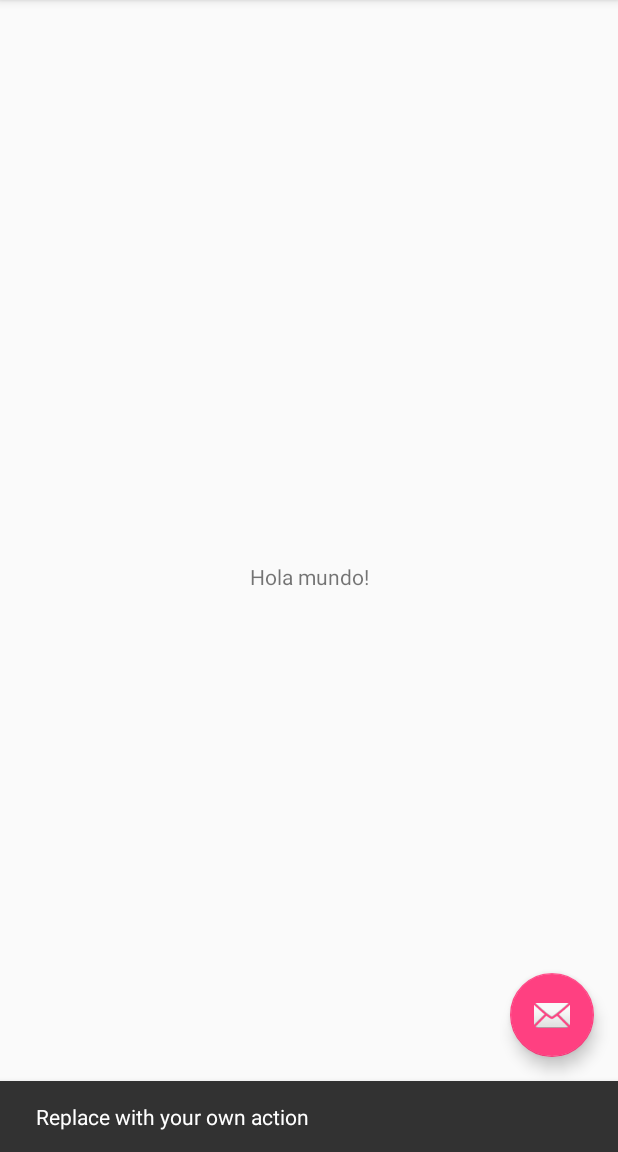
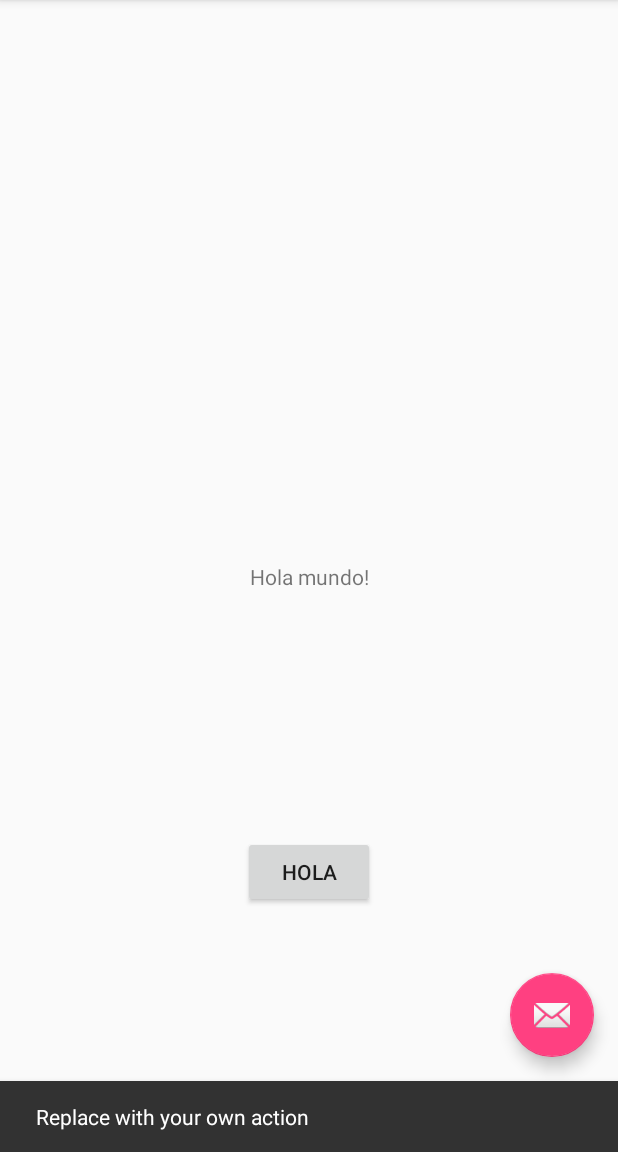
Before and after one commit to dyarza88/TareaVersionesDYF, an Android app: the screen it shows after launch (MainActivity), after a tap on an icon or button, on a phone screen of 412 x 824 dp, the part 84-1236 px from its top. Run offline under Robolectric (Android 15) with nearby library versions, the phone set to English and light mode, and no system bars.

Commit message:
Añado boton Hola

```diff
--- a/app/src/main/res/layout/content_main.xml
+++ b/app/src/main/res/layout/content_main.xml
@@ -9,6 +9,7 @@
     tools:showIn="@layout/activity_main">
 
     <TextView
+        android:id="@+id/content_main_text"
         android:layout_width="wrap_content"
         android:layout_height="wrap_content"
         android:text="Hola mundo!"
@@ -17,4 +18,13 @@
         app:layout_constraintRight_toRightOf="parent"
         app:layout_constraintTop_toTopOf="parent" />
 
+    <Button
+        android:layout_width="wrap_content"
+        android:layout_height="wrap_content"
+        app:layout_constraintBottom_toBottomOf="parent"
+        app:layout_constraintLeft_toLeftOf="parent"
+        app:layout_constraintRight_toRightOf="parent"
+        app:layout_constraintTop_toBottomOf="@id/content_main_text"
+        android:text="Hola"/>
+
 </android.support.constraint.ConstraintLayout>
```
